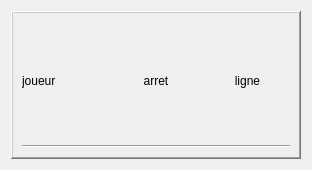
Qt form StreetCar/StreetCar/PlayerWidget.ui (paboccard/Projet_Prog_Jeu) before a commit.
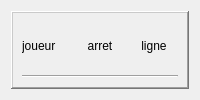
The same form after that commit.

```diff
--- a/StreetCar/StreetCar/PlayerWidget.ui
+++ b/StreetCar/StreetCar/PlayerWidget.ui
@@ -2,13 +2,11 @@
 <ui version="4.0">
  <class>PlayerWidget</class>
  <widget class="QWidget" name="PlayerWidget">
-  <property name="geometry">
-   <rect>
-    <x>0</x>
-    <y>0</y>
-    <width>312</width>
-    <height>170</height>
-   </rect>
+  <property name="sizePolicy">
+   <sizepolicy hsizetype="Maximum" vsizetype="Maximum">
+    <horstretch>0</horstretch>
+    <verstretch>0</verstretch>
+   </sizepolicy>
   </property>
   <property name="windowTitle">
    <string>Form</string>
@@ -27,6 +25,12 @@
        <layout class="QHBoxLayout" name="horizontalLayout">
         <item>
          <widget class="QLabel" name="labelNamePlayer">
+          <property name="sizePolicy">
+           <sizepolicy hsizetype="Preferred" vsizetype="Preferred">
+            <horstretch>0</horstretch>
+            <verstretch>0</verstretch>
+           </sizepolicy>
+          </property>
           <property name="text">
            <string>joueur</string>
           </property>
@@ -44,6 +48,12 @@
         </item>
         <item>
          <widget class="QLabel" name="labelLine">
+          <property name="sizePolicy">
+           <sizepolicy hsizetype="Preferred" vsizetype="Preferred">
+            <horstretch>0</horstretch>
+            <verstretch>0</verstretch>
+           </sizepolicy>
+          </property>
           <property name="text">
            <string>ligne</string>
           </property>
```
